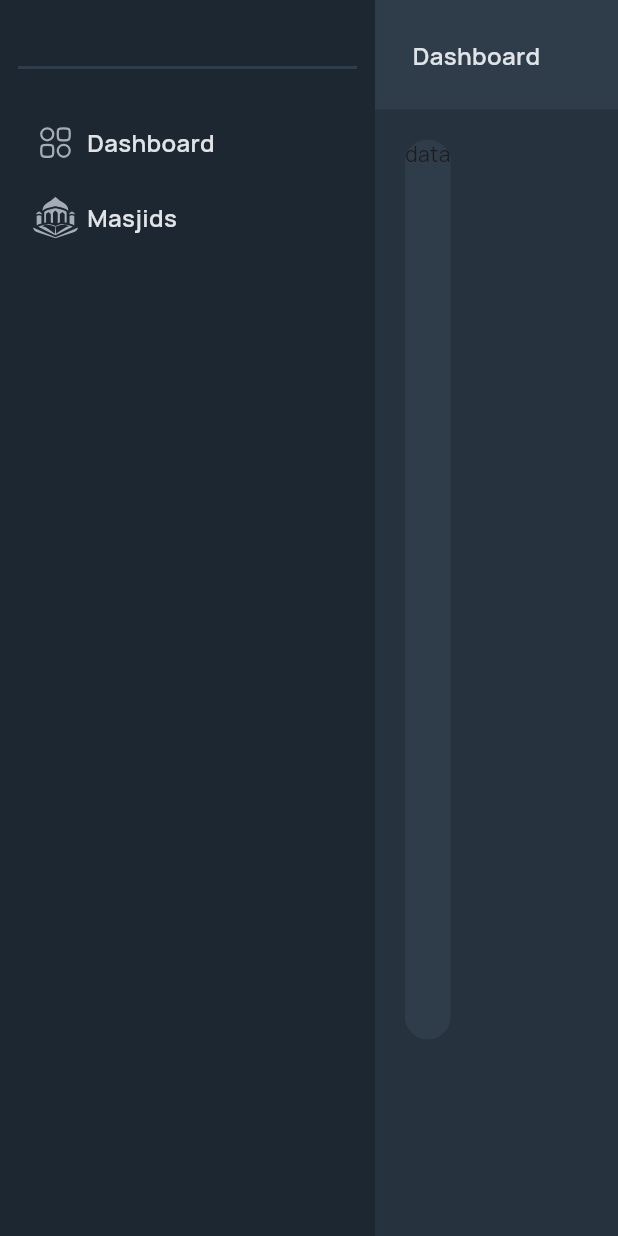
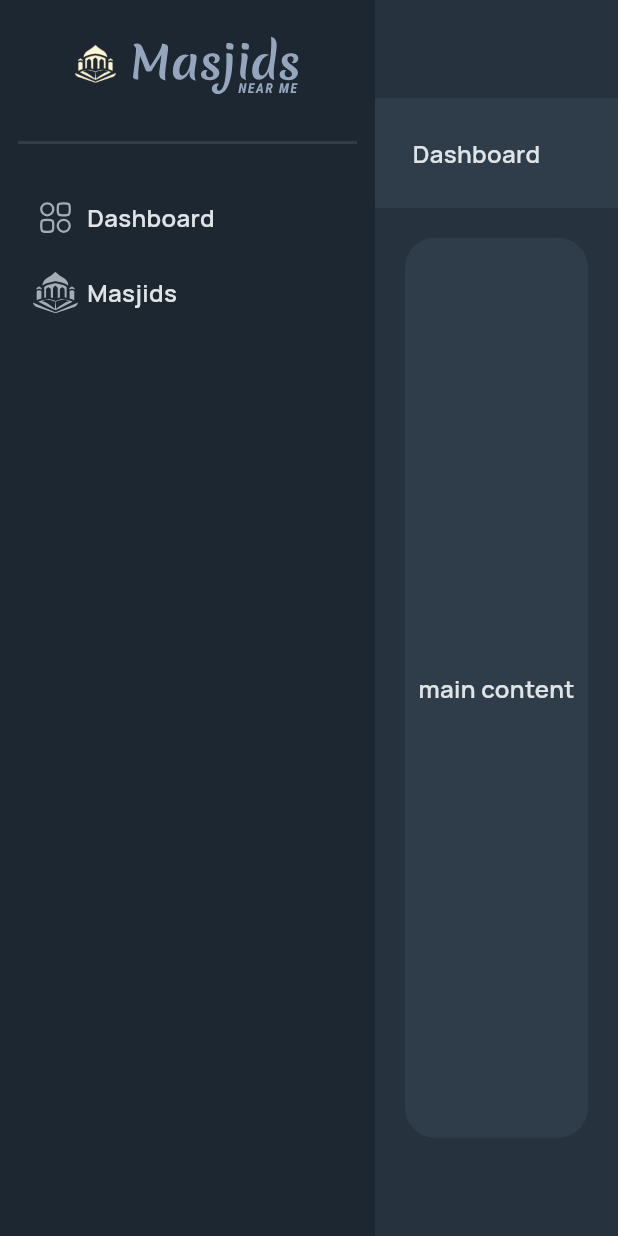
Before and after one commit to Current-Namaz/mnm-user-beta-web, a Flutter app: the HomeScreen screen opened by its route, on a phone screen of 412 x 824 dp. Run offline on Flutter 3.47's test engine with Material 3 defaults, Android fonts, the light colour scheme and no system bars; our stand-ins replace bloc, equatable, flutter_bloc, flutter_svg, hive_flutter; accounts and stored records are empty; project files that could hold a hidden picture were left out.

Commit message:
last 2 commit

```diff
--- a/lib/core/widgets/global_logo.dart
+++ b/lib/core/widgets/global_logo.dart
@@ -8,7 +8,6 @@ class GlobalLogo extends StatelessWidget {
   @override
   Widget build(BuildContext context) {
     return SizedBox(
-      height: 0.0,
       child: Row(
         crossAxisAlignment: CrossAxisAlignment.start,
         mainAxisAlignment: MainAxisAlignment.center,
--- a/lib/features/home/presentation/view/widgets/home_body.dart
+++ b/lib/features/home/presentation/view/widgets/home_body.dart
@@ -24,18 +24,19 @@ class HomeBody extends StatelessWidget {
 
         /// <<<<<<<<<<<<<<<<<<<< home main body >>>>>>>>>>>>>>>>>>>>>>>>>>>
         Expanded(
-          flex: 9,
           child: Container(
             color: AppColors.primaryColor,
-            child:  ListView(
-              children: const [
+            child:  SingleChildScrollView(
+              child: const Column(
+                children: [
                   HomeAppBar(title: AppStrings.dashboard),
                   Row(
                     children: [
-                    HomeContentView(),
+                      Expanded(child: HomeContentView()),
                     ],
                   )
                 ],
+              ),
             ),
           ),
         )
--- a/lib/features/home/presentation/view/widgets/home_content_view.dart
+++ b/lib/features/home/presentation/view/widgets/home_content_view.dart
@@ -1,5 +1,6 @@
 import 'package:flutter/material.dart';
 import 'package:mnm_internal_admin/core/values/app_colors.dart';
+import 'package:mnm_internal_admin/core/values/app_styles.dart';
 
 import '../../../../../core/values/constants.dart';
 
@@ -9,15 +10,17 @@ class HomeContentView extends StatelessWidget {
 
   @override
   Widget build(BuildContext context) {
-    return Container(
-      height: 600,
-      // alignment: Alignment.center,
-      decoration: BoxDecoration(
-        borderRadius: BorderRadius.circular(r20),
-        color: AppColors.secondaryColor,
+    return Flexible(
+      child: Container(
+        height: 600,
+        alignment: Alignment.center,
+        decoration: BoxDecoration(
+          borderRadius: BorderRadius.circular(r20),
+          color: AppColors.secondaryColor,
+        ),
+        margin: const EdgeInsets.only(top: 20,left: 20,right: 20),
+        child: Text('main content',style: AppStyles.mediumStyle,),
       ),
-      margin: const EdgeInsets.only(top: 20,left: 20,right: 20),
-      child: Text('data'),
     );
   }
 }
```
Lines whose indentation alone changed are shown as unchanged.
